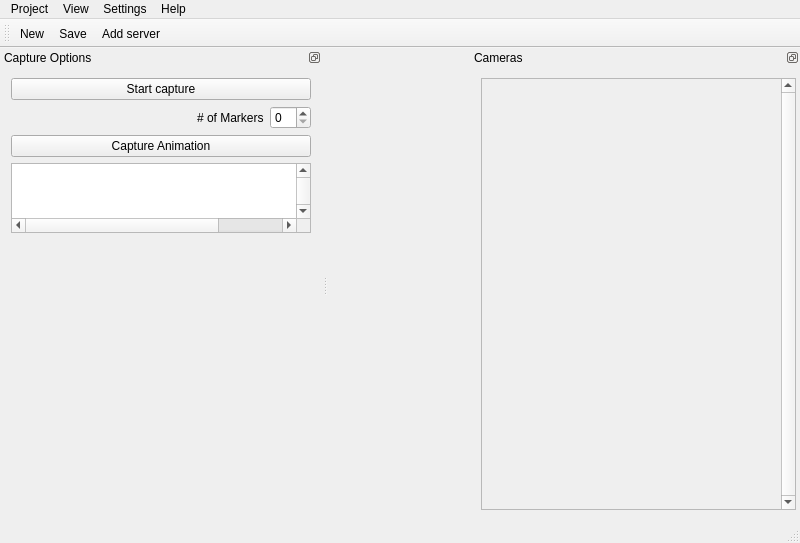
This is WebCamCap2/gui/wccmainwindow.ui in kaajo/WebCamCap as Qt 5 draws it before an edit. The edited form follows.
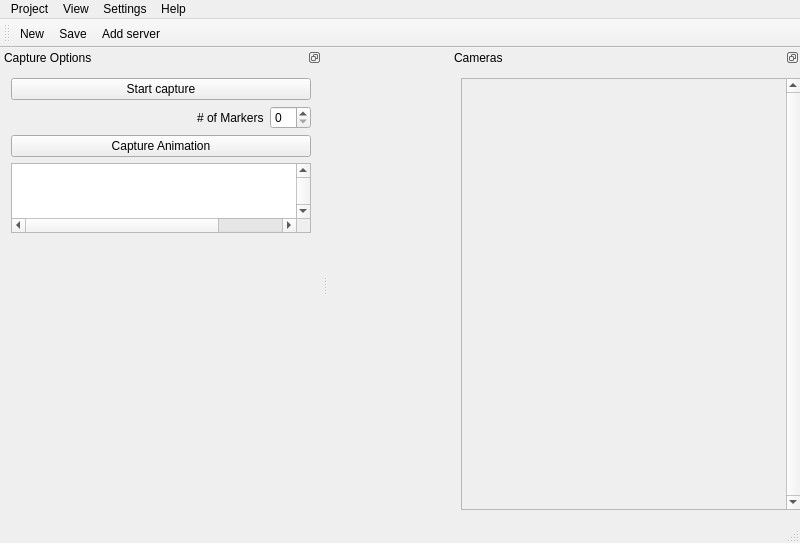
This is the edited form.

Patch:
```diff
--- a/WebCamCap2/gui/wccmainwindow.ui
+++ b/WebCamCap2/gui/wccmainwindow.ui
@@ -133,13 +133,13 @@
    </property>
    <property name="minimumSize">
     <size>
-     <width>330</width>
+     <width>350</width>
      <height>463</height>
     </size>
    </property>
    <property name="maximumSize">
     <size>
-     <width>330</width>
+     <width>350</width>
      <height>1080</height>
     </size>
    </property>
@@ -164,7 +164,7 @@
     </property>
     <property name="maximumSize">
      <size>
-      <width>330</width>
+      <width>350</width>
       <height>1080</height>
      </size>
     </property>
@@ -179,13 +179,13 @@
        </property>
        <property name="minimumSize">
         <size>
-         <width>315</width>
+         <width>340</width>
          <height>350</height>
         </size>
        </property>
        <property name="maximumSize">
         <size>
-         <width>315</width>
+         <width>340</width>
          <height>1080</height>
         </size>
        </property>
@@ -217,7 +217,7 @@
          </rect>
         </property>
         <property name="sizePolicy">
-         <sizepolicy hsizetype="Preferred" vsizetype="Preferred">
+         <sizepolicy hsizetype="MinimumExpanding" vsizetype="MinimumExpanding">
           <horstretch>0</horstretch>
           <verstretch>0</verstretch>
          </sizepolicy>
```
